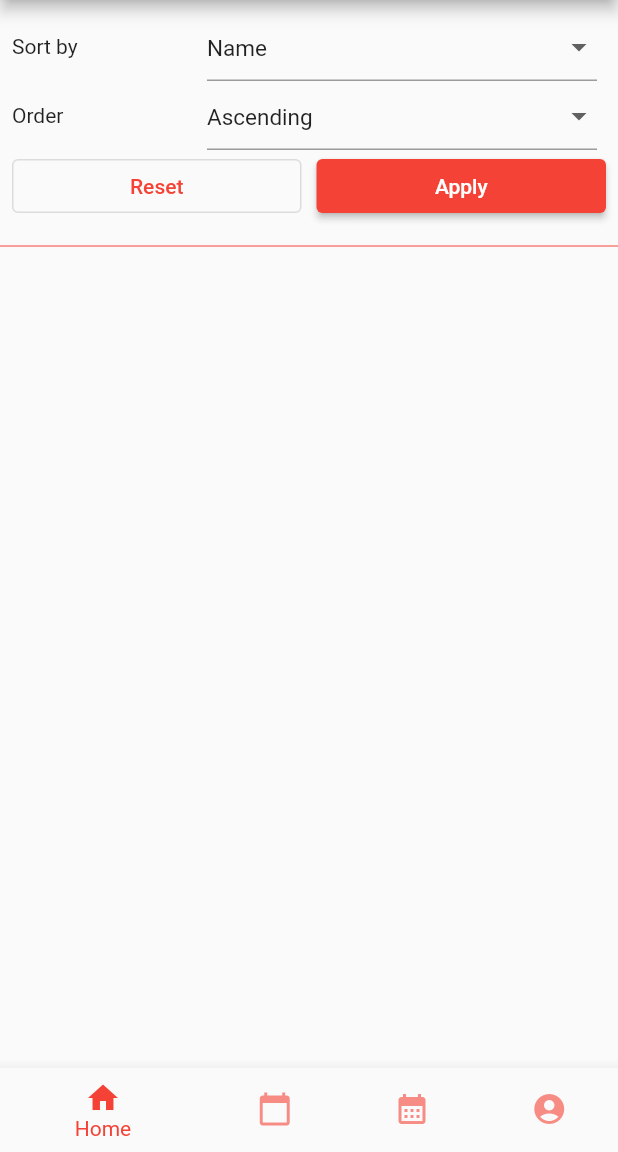
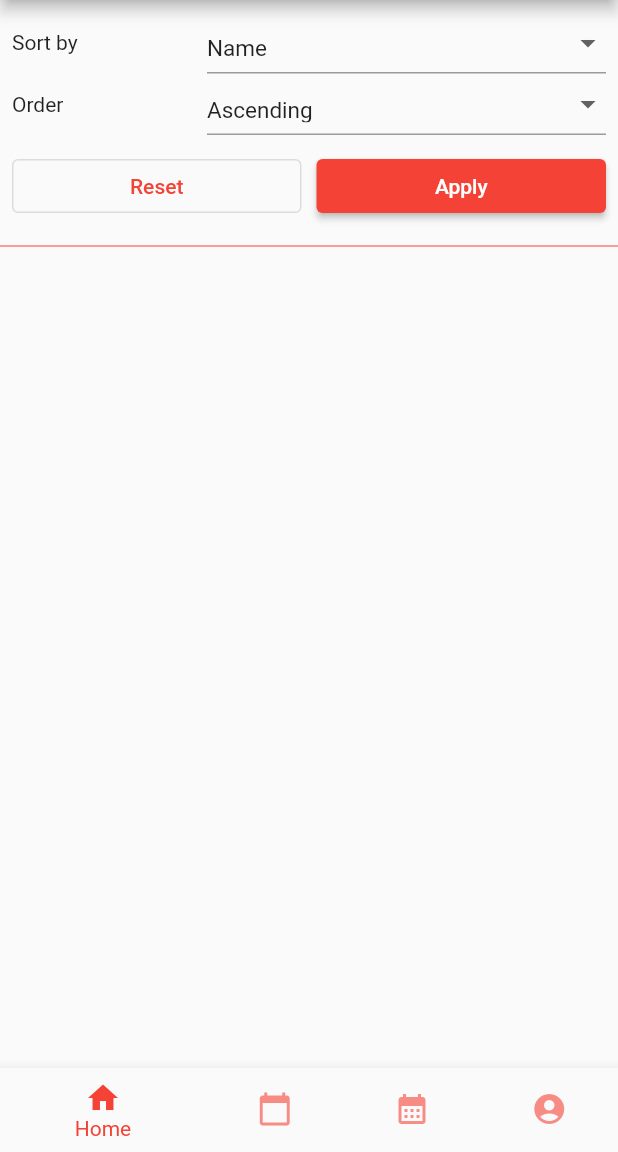
Before and after one commit to SimoneColuccio/DIMAppointify, a Flutter app: the IncomingAppPage screen opened by its route, after a tap on the "list" icon, on a phone screen of 412 x 824 dp, the part 84-1236 px from its top. Run offline on Flutter 3.47's test engine with Material 2 defaults, Android fonts, the phone set to English and light mode, and no system bars.

Commit message:
fixed other graphical issues: improved graphical compatibility for different devices

```diff
--- a/lib/Pages/homePage.dart
+++ b/lib/Pages/homePage.dart
@@ -183,7 +183,7 @@ class _HomePageState extends State<HomePage> {
                 if (filtering) Padding(
                   padding: const EdgeInsets.all(8.0),
                   child: SizedBox(
-                    height: 280,
+                    height: 300,
                     child: Column(
                       children: [
                         Expanded(
@@ -194,9 +194,7 @@ class _HomePageState extends State<HomePage> {
                                 child: Text("Category")
                               ),
                               //const SizedBox(width: 60,),
-                              SizedBox(
-                                width: 240,
-                                height: 50,
+                              Expanded(
                                 child: DropdownButtonFormField<String>(
                                   value: filteredCategory,
                                   items: categories.map((cat) => DropdownMenuItem<String>(
@@ -217,8 +215,7 @@ class _HomePageState extends State<HomePage> {
                                 width: 150,
                                 child: Text("Distance")
                               ),
-                              SizedBox(
-                                width: 240,
+                              Expanded(
                                 child: Row(
                                   mainAxisAlignment: MainAxisAlignment.end,
                                   crossAxisAlignment: CrossAxisAlignment.end,
@@ -283,8 +280,7 @@ class _HomePageState extends State<HomePage> {
                                 width: 150,
                                 child: Text("Rating")
                               ),
-                              SizedBox(
-                                width: 240,
+                              Expanded(
                                 child: Row(
                                   children: [
                                     for(int i = 1; i <= 5; i++)
@@ -309,8 +305,7 @@ class _HomePageState extends State<HomePage> {
                                 width: 150,
                                 child: Text("Available date")
                               ),
-                              SizedBox(
-                                width: 240,
+                              Expanded(
                                 child: TextField(
                                   controller: dataController,
                                   focusNode: dataFocusNode,
@@ -339,6 +334,7 @@ class _HomePageState extends State<HomePage> {
                             ],
                           ),
                         ),
+                        const SizedBox(height: 20),
                         Row(
                           mainAxisAlignment: MainAxisAlignment.end,
                           crossAxisAlignment: CrossAxisAlignment.end,
@@ -478,9 +474,7 @@ class _HomePageState extends State<HomePage> {
                                       child: Text("Category")
                                   ),
                                   //const SizedBox(width: 60,),
-                                  SizedBox(
-                                    width: 240,
-                                    height: 50,
+                                  Expanded(
                                     child: DropdownButtonFormField<String>(
                                       value: filteredCategory,
                                       items: categories.map((cat) =>
@@ -775,14 +769,12 @@ class _HomePageState extends State<HomePage> {
               title: Row(
                 crossAxisAlignment: CrossAxisAlignment.center,
                 children: [
-                  SizedBox(
-                    width: 145,
+                  Expanded(
                     child: Text(activity.name,
                       style: const TextStyle(color: Colors.black),
                     ),
                   ),
-                  SizedBox(
-                    width: 130,
+                  Expanded(
                     child: Text(activity.category,
                       style: const TextStyle(color: Colors.black),
                     ),
@@ -842,9 +834,7 @@ class _HomePageState extends State<HomePage> {
                       width: 130,
                       child: Text("Sort by")
                   ),
-                  SizedBox(
-                    width: 260,
-                    height: 50,
+                  Expanded(
                     child: DropdownButtonFormField<String>(
                       value: parameter,
                       items: parameters.map((cat) => DropdownMenuItem<String>(
@@ -865,9 +855,7 @@ class _HomePageState extends State<HomePage> {
                       width: 130,
                       child: Text("Order")
                   ),
-                  SizedBox(
-                    width: 260,
-                    height: 50,
+                  Expanded(
                     child: DropdownButtonFormField<String>(
                       value: ascending,
                       items: order.map((cat) => DropdownMenuItem<String>(
@@ -881,6 +869,7 @@ class _HomePageState extends State<HomePage> {
                 ],
               ),
             ),
+            const SizedBox(height: 10),
             Row(
               mainAxisAlignment: MainAxisAlignment.end,
               crossAxisAlignment: CrossAxisAlignment.end,
@@ -902,9 +891,9 @@ class _HomePageState extends State<HomePage> {
                       sortActivities(parameter, ascending);
                     }), child: const Text("Apply"),
                   ),
-                )
+                ),
               ],
-            )
+            ),
           ],
         ),
       ),
--- a/lib/Pages/incomingAppointmentsPage.dart
+++ b/lib/Pages/incomingAppointmentsPage.dart
@@ -94,7 +94,7 @@ class _IncomingAppPageState extends State<IncomingAppPage>{
                     if (ordering) Padding(
                       padding: const EdgeInsets.all(8.0),
                       child: SizedBox(
-                        height: 140,
+                        height: 150,
                         child: Column(
                           children: [
                             Expanded(
@@ -104,9 +104,7 @@ class _IncomingAppPageState extends State<IncomingAppPage>{
                                       width: 130,
                                       child: Text("Sort by")
                                   ),
-                                  SizedBox(
-                                    width: 260,
-                                    height: 50,
+                                  Expanded(
                                     child: DropdownButtonFormField<String>(
                                       value: parameter,
                                       items: columns.map((cat) => DropdownMenuItem<String>(
@@ -127,9 +125,7 @@ class _IncomingAppPageState extends State<IncomingAppPage>{
                                       width: 130,
                                       child: Text("Order")
                                   ),
-                                  SizedBox(
-                                    width: 260,
-                                    height: 50,
+                                  Expanded(
                                     child: DropdownButtonFormField<String>(
                                       value: ascending,
                                       items: order.map((cat) => DropdownMenuItem<String>(
@@ -143,6 +139,7 @@ class _IncomingAppPageState extends State<IncomingAppPage>{
                                 ],
                               ),
                             ),
+                            const SizedBox(height: 10),
                             Row(
                               mainAxisAlignment: MainAxisAlignment.end,
                               crossAxisAlignment: CrossAxisAlignment.end,
@@ -165,7 +162,7 @@ class _IncomingAppPageState extends State<IncomingAppPage>{
                                   ),
                                 )
                               ],
-                            )
+                            ),
                           ],
                         ),
                       ),
@@ -173,7 +170,7 @@ class _IncomingAppPageState extends State<IncomingAppPage>{
                     if (filtering) Padding(
                       padding: const EdgeInsets.all(8.0),
                       child: SizedBox(
-                        height: 140,
+                        height: 170,
                         child: Column(
                           children: [
                             Expanded(
@@ -184,9 +181,7 @@ class _IncomingAppPageState extends State<IncomingAppPage>{
                                       child: Text("Category")
                                   ),
                                   //const SizedBox(width: 60,),
-                                  SizedBox(
-                                    width: 260,
-                                    height: 50,
+                                  Expanded(
                                     child: DropdownButtonFormField<String>(
                                       value: filteredCategory,
                                       items: categories.map((cat) => DropdownMenuItem<String>(
@@ -207,8 +202,7 @@ class _IncomingAppPageState extends State<IncomingAppPage>{
                                       width: 130,
                                       child: Text("Date")
                                   ),
-                                  SizedBox(
-                                    width: 260,
+                                  Expanded(
                                     child: TextField(
                                       controller: dataController,
                                       focusNode: dataFocusNode,
@@ -238,6 +232,7 @@ class _IncomingAppPageState extends State<IncomingAppPage>{
                                 ],
                               ),
                             ),
+                            const SizedBox(height: 10),
                             Row(
                               mainAxisAlignment: MainAxisAlignment.end,
                               crossAxisAlignment: CrossAxisAlignment.end,
@@ -262,7 +257,7 @@ class _IncomingAppPageState extends State<IncomingAppPage>{
                                   ),
                                 )
                               ],
-                            )
+                            ),
                           ],
                         ),
                       ),
@@ -306,7 +301,7 @@ class _IncomingAppPageState extends State<IncomingAppPage>{
                         ) : const Text("You have to log in to see your appointments"),
                       ),
                     ),
-                    if (isLoggedAsUser | isLoggedAsActivity) const Divider(),
+                    if (filtering || ordering &(isLoggedAsUser | isLoggedAsActivity)) const Divider(color: Colors.red),
                     if((!filtering & !ordering) & (isLoggedAsUser | isLoggedAsActivity)) Container(
                       height: 1000,
                       color: Colors.white,
```
Also changed, not shown: lib/Pages/pastAppointmentsPage.dart (+9 -14 lines).
